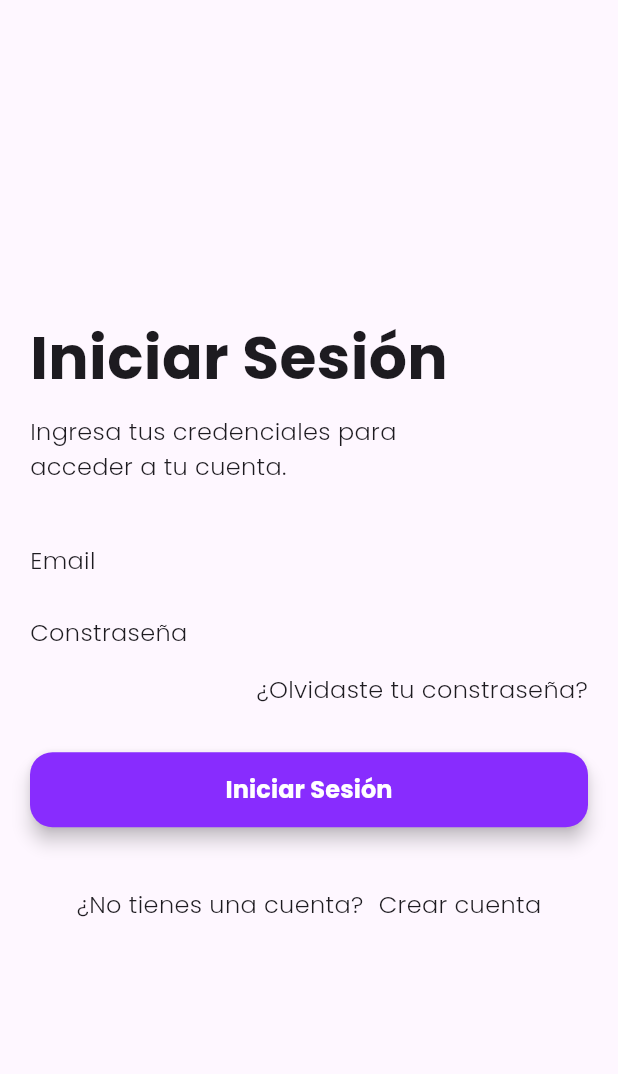
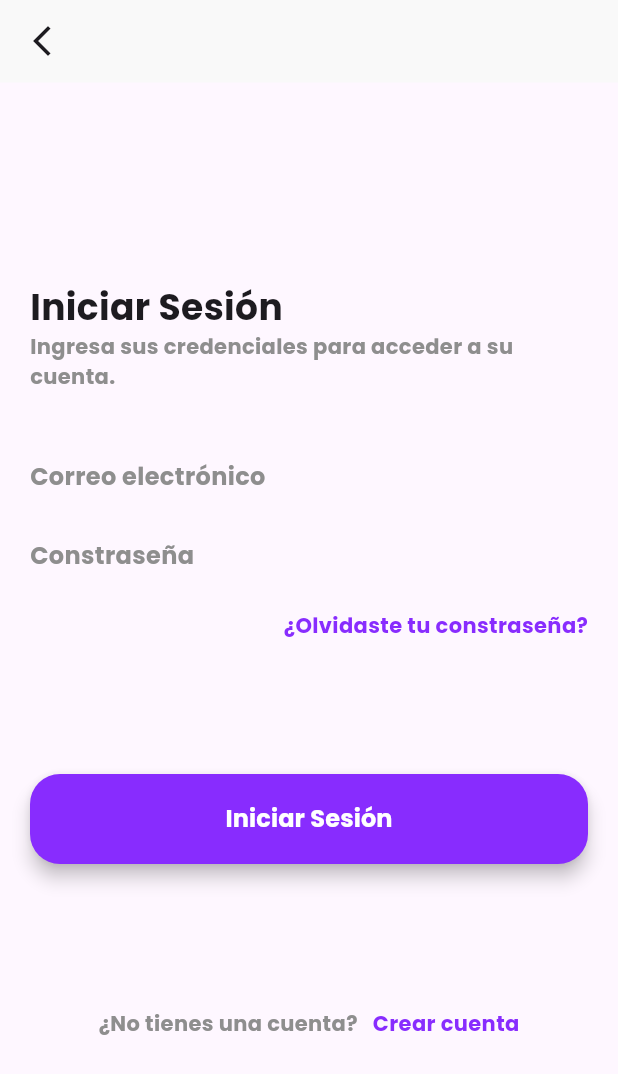
Before and after one commit to CruzAlvaro97/Pet_Care, a Flutter app: the LoginPage screen opened by its route, on a phone screen of 412 x 824 dp. Shown: the top 1074 px of the screen. Run offline on Flutter 3.47's test engine with Material 2 defaults, Android fonts, the phone set to English and light mode, and no system bars; our stand-ins replace google_fonts.

Commit message:
2022/12/02 - 17:12
Actualizacion

```diff
--- a/lib/main.dart
+++ b/lib/main.dart
@@ -16,10 +16,10 @@ class MyApp extends StatelessWidget {
       title: App.name,
       onGenerateRoute: MyRoutes.generateRoute,
       initialRoute: MyRoutes.rWELCOME,
-      color: CustomColor.primary,
-      theme: ThemeData(useMaterial3: true),
       // scaffoldMessengerKey: CustomSnackbar.msgkey, // SnackBar
       // theme: Provider.of<ThemeProvider>(context).currentTheme, // Modo oscuro
+      color: CustomColor.primary,
+      theme: ThemeData(useMaterial3: true, backgroundColor: CustomColor.white2),
     );
   }
 }
--- a/lib/src/utils/color/custom_color.dart
+++ b/lib/src/utils/color/custom_color.dart
@@ -1,10 +1,14 @@
 import 'package:flutter/material.dart';
 
 class CustomColor {
+  static Color white = const Color(0xFFFFFFFF);
+  static Color white2 = const Color(0xFFF9F9F9);
   static Color primary = const Color(0xFF882CFE);
   static Color secondary = const Color(0xFFD3C8FF);
+  static Color black = const Color(0x00000000);
   static Color dark = const Color(0xFF2A2C36);
-  static Color white = const Color(0xFFFFFFFF);
+  static Color grey = const Color(0xFF8E8E8E);
+  static Color success = const Color(0xFF55D85A);
   static Color error = const Color(0xFFFF2424);
 
   // Aquí se definirán los colores
--- a/lib/src/utils/index_utils.dart
+++ b/lib/src/utils/index_utils.dart
@@ -8,5 +8,5 @@ export 'package:pet_society/src/utils/color/custom_color.dart';
 //
 
 // Custom Text Style
-export 'package:pet_society/src/utils/style/customtext_style.dart';
+export 'package:pet_society/src/utils/style/custom_text_style.dart';
 //
--- /dev/null
+++ b/lib/src/utils/style/custom_text_style.dart
@@ -0,0 +1,120 @@
+import 'package:flutter/material.dart';
+import 'package:google_fonts/google_fonts.dart';
+import 'package:pet_society/src/utils/index_utils.dart';
+
+class CustomTextStyle {
+  static TextStyle welcome = GoogleFonts.poppins(
+    fontSize: 36,
+    fontWeight: FontWeight.w600,
+    color: CustomColor.primary,
+  );
+
+  static TextStyle headline = GoogleFonts.poppins(
+    fontSize: 24,
+    fontWeight: FontWeight.w600,
+    // color: CustomColor.white,
+  );
+
+  static TextStyle headline2 = GoogleFonts.poppins(
+    fontSize: 24,
+    fontWeight: FontWeight.w700,
+    // color: CustomColor.white,
+  );
+
+  static TextStyle titleSlider = GoogleFonts.poppins(
+    fontSize: 16,
+    fontWeight: FontWeight.w600,
+    // color: CustomColor.white,
+  );
+
+  static TextStyle seeMoreText = GoogleFonts.poppins(
+    fontSize: 14,
+    fontWeight: FontWeight.w600,
+    // color: CustomColor.white,
+  );
+
+  static TextStyle title = GoogleFonts.poppins(
+    fontSize: 16,
+    // fontWeight: FontWeight.w,
+  );
+
+  static TextStyle text = GoogleFonts.poppins(
+    fontSize: 14,
+    fontWeight: FontWeight.w700,
+    // color: CustomColor.white,
+  );
+
+  static TextStyle textPrimary = GoogleFonts.poppins(
+    fontSize: 14,
+    fontWeight: FontWeight.w700,
+    color: CustomColor.primary,
+  );
+
+  static TextStyle textGrey = GoogleFonts.poppins(
+    fontSize: 14,
+    fontWeight: FontWeight.w700,
+    color: CustomColor.grey,
+  );
+
+  static TextStyle text2 = GoogleFonts.poppins(
+    fontSize: 16,
+    fontWeight: FontWeight.w700,
+    // color: CustomColor.white,
+  );
+
+  static TextStyle text2White = GoogleFonts.poppins(
+    fontSize: 16,
+    fontWeight: FontWeight.w700,
+    color: CustomColor.white,
+  );
+
+  static TextStyle text2Primary = GoogleFonts.poppins(
+    fontSize: 16,
+    fontWeight: FontWeight.w700,
+    color: CustomColor.primary,
+  );
+
+  static TextStyle text2Grey = GoogleFonts.poppins(
+    fontSize: 16,
+    fontWeight: FontWeight.w700,
+    color: CustomColor.grey,
+  );
+
+  static TextStyle paragraph = GoogleFonts.poppins(
+    fontSize: 12,
+    fontWeight: FontWeight.w500,
+    // color: CustomColor.white,
+  );
+
+  static TextStyle helperText = GoogleFonts.poppins(
+    fontSize: 12,
+    fontWeight: FontWeight.w500,
+    color: CustomColor.grey,
+  );
+
+  static TextStyle helperText2 = GoogleFonts.poppins(
+    fontSize: 10,
+    fontWeight: FontWeight.w500,
+    color: CustomColor.grey,
+  );
+
+  // Aquí se definirán los estilos de fuente
+}
+
+// class CustomText extends StatelessWidget {
+//   final Color? color;
+//   final String? text;
+//   static Widget headline = Text('');
+
+//   const CustomText({super.key, this.color, this.text = ''});
+
+//   @override
+//   Widget build(BuildContext context) {
+//     return headline = Text(text!,
+//         style: GoogleFonts.poppins(
+//           fontSize: 14,
+//           fontWeight: FontWeight.w700,
+//           color: color!,
+//         ));
+//   }
+// }
--- a/lib/src/utils/style/customtext_style.dart
+++ /dev/null
@@ -1,28 +0,0 @@
-import 'package:flutter/material.dart';
-import 'package:google_fonts/google_fonts.dart';
-import 'package:pet_society/src/utils/index_utils.dart';
-
-class CustomTextStyle {
-  static TextStyle headerStyle = GoogleFonts.poppins(
-    fontSize: 40,
-    fontWeight: FontWeight.bold,
-  );
-
-  static TextStyle paragraphStyle = GoogleFonts.poppins(
-    fontSize: 16,
-    fontWeight: FontWeight.w300,
-  );
-
-  static TextStyle buttonStyleWhite = GoogleFonts.poppins(
-    fontSize: 16,
-    fontWeight: FontWeight.bold,
-    color: CustomColor.white,
-  );
-
-  static TextStyle buttonStylePurple = GoogleFonts.poppins(
-    fontSize: 16,
-    fontWeight: FontWeight.bold,
-    color: CustomColor.primary,
-  );
-  // Aquí se definirán los estilos de fuente
-}
--- a/lib/src/views/pages/login_page/login_page.dart
+++ b/lib/src/views/pages/login_page/login_page.dart
@@ -1,4 +1,5 @@
 import 'package:flutter/material.dart';
+import 'package:pet_society/routes/routes.dart';
 import 'package:pet_society/src/utils/index_utils.dart';
 import 'package:pet_society/src/views/widget/index_widgets.dart';
 
@@ -8,6 +9,24 @@ class LoginPage extends StatelessWidget {
   @override
   Widget build(BuildContext context) {
     return Scaffold(
+      //AppBar
+      appBar: AppBar(
+        toolbarHeight: 55,
+        elevation: 0,
+        backgroundColor: CustomColor.white2,
+        // Back Button
+        leading: IconButton(
+          icon: const Icon(Icons.arrow_back_ios_new),
+          onPressed: (() {
+            Navigator.pushReplacementNamed(
+                context, MyRoutes.rWELCOME); // Preguntar
+          }),
+        ),
+        //
+      ),
+      //
+
+      // Body
       body: Column(
         mainAxisAlignment: MainAxisAlignment.center,
         children: <Widget>[
@@ -18,39 +37,33 @@ class LoginPage extends StatelessWidget {
                 // Login Header
                 Row(
                   mainAxisAlignment: MainAxisAlignment.start,
-                  children: <Widget>[
+                  children: [
                     Text(
                       'Iniciar Sesión',
-                      style: CustomTextStyle.headerStyle,
+                      style: CustomTextStyle.headline2,
                     ),
                   ],
                 ),
                 //
 
-                const SizedBox(height: 10),
-
                 // Login Description
                 Row(
                   mainAxisAlignment: MainAxisAlignment.start,
                   children: <Widget>[
-                    Text(
-                      "Ingresa tus credenciales para \nacceder a tu cuenta.",
-                      style: CustomTextStyle.paragraphStyle,
-                    ),
+                    Text("Ingresa sus credenciales para acceder a su\ncuenta.",
+                        style: CustomTextStyle.textGrey),
                   ],
                 ),
                 //
 
-                const SizedBox(height: 40),
+                const SizedBox(height: 45),
 
                 // Email header form
                 Row(
                   mainAxisAlignment: MainAxisAlignment.start,
                   children: <Widget>[
-                    Text(
-                      "Email",
-                      style: CustomTextStyle.paragraphStyle,
-                    ),
+                    Text("Correo electrónico",
+                        style: CustomTextStyle.text2Grey),
                   ],
                 ),
                 //
@@ -60,16 +73,13 @@ class LoginPage extends StatelessWidget {
                 // Login email form
                 //
 
-                const SizedBox(height: 20),
+                const SizedBox(height: 25),
 
                 // Password header form
                 Row(
                   mainAxisAlignment: MainAxisAlignment.start,
                   children: <Widget>[
-                    Text(
-                      "Constraseña",
-                      style: CustomTextStyle.paragraphStyle,
-                    ),
+                    Text("Constraseña", style: CustomTextStyle.text2Grey),
                   ],
                 ),
                 //
@@ -79,46 +89,39 @@ class LoginPage extends StatelessWidget {
                 // Login password form
                 //
 
-                const SizedBox(height: 10),
+                const SizedBox(height: 20),
 
                 // Forgot password?
                 Row(
                   mainAxisAlignment: MainAxisAlignment.end,
                   children: <Widget>[
-                    Text(
-                      "¿Olvidaste tu constraseña?",
-                      style: CustomTextStyle.paragraphStyle,
-                    ),
+                    Text("¿Olvidaste tu constraseña?",
+                        style: CustomTextStyle.textPrimary)
                   ],
                 ),
                 //
 
-                const SizedBox(height: 30),
+                const SizedBox(height: 89),
 
                 // Login Button
                 CustomButtonWidget(
                   text: 'Iniciar Sesión',
-                  textStyle: CustomTextStyle.buttonStyleWhite,
+                  textStyle: CustomTextStyle.text2White,
                   colorButton: CustomColor.primary,
                   onPressed: () {},
                 ),
                 //
 
-                const SizedBox(height: 40),
+                const SizedBox(height: 96),
 
                 // Register Option
                 Row(
                   mainAxisAlignment: MainAxisAlignment.center,
                   children: <Widget>[
-                    Text(
-                      "¿No tienes una cuenta?",
-                      style: CustomTextStyle.paragraphStyle,
-                    ),
+                    Text("¿No tienes una cuenta?",
+                        style: CustomTextStyle.textGrey),
                     const SizedBox(width: 10),
-                    Text(
-                      "Crear cuenta",
-                      style: CustomTextStyle.paragraphStyle,
-                    ),
+                    Text("Crear cuenta", style: CustomTextStyle.textPrimary),
                   ],
                 ),
                 //
--- a/lib/src/views/pages/register_page/register_name.dart
+++ b/lib/src/views/pages/register_page/register_name.dart
@@ -21,7 +21,7 @@ class RegisterPage extends StatelessWidget {
                   children: <Widget>[
                     Text(
                       'Crear cuenta',
-                      style: CustomTextStyle.headerStyle,
+                      style: CustomTextStyle.headline2,
                     ),
                   ],
                 ),
@@ -35,7 +35,7 @@ class RegisterPage extends StatelessWidget {
                   children: <Widget>[
                     Text(
                       "Crea una cuenta para unirte\na la comunidad.",
-                      style: CustomTextStyle.paragraphStyle,
+                      style: CustomTextStyle.title,
                     ),
                   ],
                 ),
@@ -49,7 +49,7 @@ class RegisterPage extends StatelessWidget {
                   children: <Widget>[
                     Text(
                       "Nombre",
-                      style: CustomTextStyle.paragraphStyle,
+                      style: CustomTextStyle.title,
                     ),
                   ],
                 ),
@@ -68,7 +68,7 @@ class RegisterPage extends StatelessWidget {
                   children: <Widget>[
                     Text(
                       "Email",
-                      style: CustomTextStyle.paragraphStyle,
+                      style: CustomTextStyle.title,
                     ),
                   ],
                 ),
@@ -87,7 +87,7 @@ class RegisterPage extends StatelessWidget {
                   children: <Widget>[
                     Text(
                       "Constraseña",
-                      style: CustomTextStyle.paragraphStyle,
+                      style: CustomTextStyle.title,
                     ),
                   ],
                 ),
@@ -103,7 +103,7 @@ class RegisterPage extends StatelessWidget {
                 // Register Button
                 CustomButtonWidget(
                   text: 'Crear cuenta',
-                  textStyle: CustomTextStyle.buttonStyleWhite,
+                  textStyle: CustomTextStyle.title,
                   colorButton: CustomColor.primary,
                   onPressed: () {},
                 ),
@@ -117,12 +117,12 @@ class RegisterPage extends StatelessWidget {
                   children: <Widget>[
                     Text(
                       "¿Ya tienes una cuenta?",
-                      style: CustomTextStyle.paragraphStyle,
+                      style: CustomTextStyle.title,
                     ),
                     const SizedBox(width: 10),
                     Text(
                       "Iniciar Sesión",
-                      style: CustomTextStyle.paragraphStyle,
+                      style: CustomTextStyle.title,
                     ),
                   ],
                 ),
--- a/lib/src/views/pages/welcome_page/welcome_page.dart
+++ b/lib/src/views/pages/welcome_page/welcome_page.dart
@@ -18,19 +18,15 @@ class WelcomePage extends StatelessWidget {
             child: Column(
               children: [
                 // Welcome Header
-                Text(
-                  App.name,
-                  style: CustomTextStyle.headerStyle,
-                ),
+                Text(App.name, style: CustomTextStyle.welcome),
                 //
 
-                const SizedBox(height: 10),
+                const SizedBox(height: 23),
 
                 // Welcome Image
                 const SizedBox(
                   width: double.infinity,
-                  height: 250,
-                  // child: Text('Imagen'),
+                  height: 268,
                   child: Expanded(
                       child: Image(
                     image: AssetImage('assets/images/welcome.png'),
@@ -39,22 +35,22 @@ class WelcomePage extends StatelessWidget {
                 ),
                 //
 
-                const SizedBox(height: 10),
+                const SizedBox(height: 23),
 
                 // Welcome Description
                 Text(
                   "La comunidad dónde buscamos mejorar\nla calidad de vida de las mascotas",
-                  style: CustomTextStyle.paragraphStyle,
+                  style: CustomTextStyle.text,
                   textAlign: TextAlign.center,
                 ),
                 //
 
-                const SizedBox(height: 20),
+                const SizedBox(height: 48),
 
                 // Login Button
                 CustomButtonWidget(
                   text: 'Iniciar Sesión',
-                  textStyle: CustomTextStyle.buttonStyleWhite,
+                  textStyle: CustomTextStyle.text2White,
                   colorButton: CustomColor.primary,
                   onPressed: () {
                     Navigator.pushReplacementNamed(context, MyRoutes.rLOGIN);
@@ -67,7 +63,7 @@ class WelcomePage extends StatelessWidget {
                 // Register Button
                 CustomButtonWidget(
                   text: 'Crear cuenta',
-                  textStyle: CustomTextStyle.buttonStylePurple,
+                  textStyle: CustomTextStyle.text2Primary,
                   colorButton: CustomColor.white,
                   onPressed: () {
                     Navigator.pushReplacementNamed(
--- a/lib/src/views/widget/custom_button_widget.dart
+++ b/lib/src/views/widget/custom_button_widget.dart
@@ -16,11 +16,11 @@ class CustomButtonWidget extends StatelessWidget {
   @override
   Widget build(BuildContext context) {
     return MaterialButton(
-      height: 50,
+      height: 60,
       minWidth: double.infinity,
       elevation: 5,
       color: colorButton!,
-      shape: RoundedRectangleBorder(borderRadius: BorderRadius.circular(15)),
+      shape: RoundedRectangleBorder(borderRadius: BorderRadius.circular(20)),
       child: Text(
         text!,
         style: textStyle!,
```
